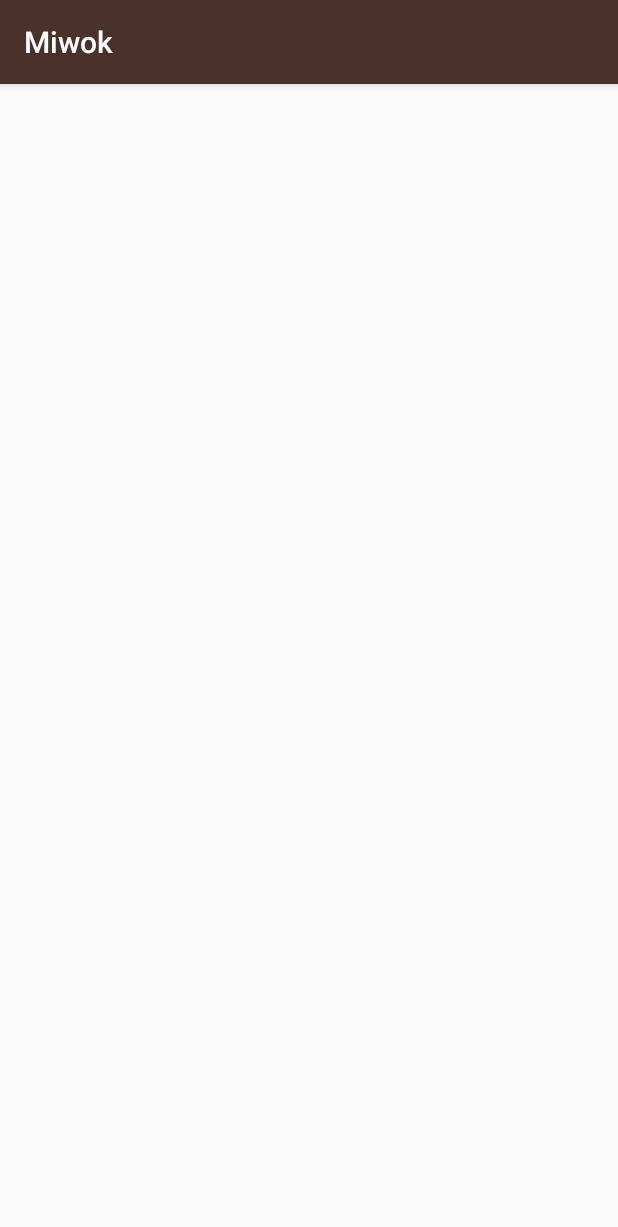
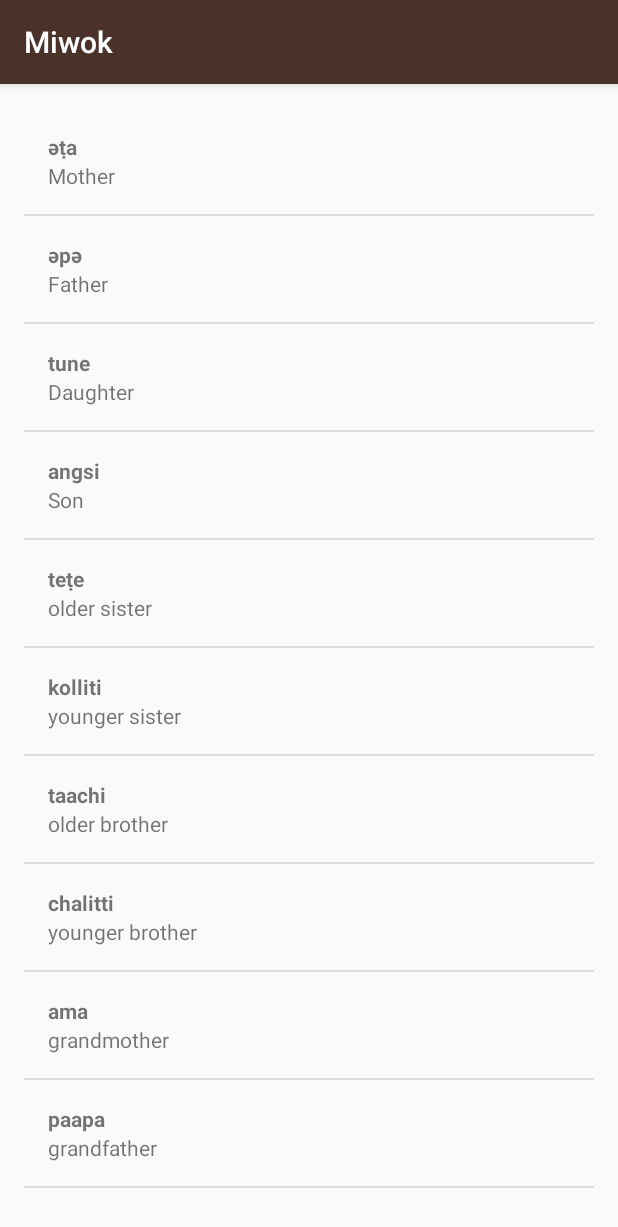
Before and after one commit to NoaBar/Miwok, an Android app: the FamilyActivity screen opened directly, with no data from a screen before it, on a phone screen of 412 x 824 dp. Shown: the top 1227 px of the screen. Run offline under Robolectric (Android 15) with nearby library versions, the phone set to English and light mode, and no system bars.

Commit message:
adding vocabulary arrays for ColorsActivity.java, FamilyActivity.java
and
PhrasesActivity.java

```diff
--- a/app/src/main/java/com/example/android/miwok/FamilyActivity.java
+++ b/app/src/main/java/com/example/android/miwok/FamilyActivity.java
@@ -2,12 +2,48 @@ package com.example.android.miwok;
 
 import android.support.v7.app.AppCompatActivity;
 import android.os.Bundle;
+import android.widget.ListView;
+
+import java.util.ArrayList;
 
 public class FamilyActivity extends AppCompatActivity {
 
     @Override
     protected void onCreate(Bundle savedInstanceState) {
         super.onCreate(savedInstanceState);
-        setContentView(R.layout.activity_family);
+        setContentView(R.layout.word_list);
+
+        //Create an array of words
+        ArrayList<Word> words = new ArrayList<Word>();
+        words.add(new Word("Mother", "әṭa"));
+        words.add(new Word("Father", "әpә"));
+        words.add(new Word("Daughter", "tune"));
+        words.add(new Word("Son", "angsi"));
+        words.add(new Word("older sister", "teṭe"));
+        words.add(new Word("younger sister", "kolliti"));
+        words.add(new Word("older brother", "taachi"));
+        words.add(new Word("younger brother", "chalitti"));
+        words.add(new Word("grandmother", "ama"));
+        words.add(new Word("grandfather", "paapa"));
+
+
+        // Create an {@link ArrayAdapter}, whose data source is a list of Strings. The
+        // adapter knows how to create layouts for each item in the list, using the
+        // simple_list_item_1.xml layout resource defined in the Android framework.
+        // This list item layout contains a single {@link TextView}, which the adapter will set to
+        // display a single word.
+        WordAdapter adapter = new WordAdapter(this, words);
+
+        // Find the {@link ListView} object in the view hierarchy of the {@link Activity}.
+        // There should be a {@link ListView} with the view ID called list, which is declared in the
+        // word_list.xml file.
+        ListView listView = (ListView) findViewById(R.id.list);
+
+        // Make the {@link ListView} use the {@link ArrayAdapter} we created above, so that the
+        // {@link ListView} will display list items for each word in the list of words.
+        // Do this by calling the setAdapter method on the {@link ListView} object and pass in
+        // 1 argument, which is the {@link ArrayAdapter} with the variable name itemsAdapter.
+        listView.setAdapter(adapter);
     }
+
 }
--- a/app/src/main/res/layout/word_list.xml
+++ b/app/src/main/res/layout/word_list.xml
@@ -9,5 +9,5 @@
     android:paddingLeft="@dimen/activity_horizontal_margin"
     android:paddingRight="@dimen/activity_horizontal_margin"
     android:paddingTop="@dimen/activity_vertical_margin"
-    tools:context="com.example.android.miwok.NumbersActivity">
+    >
 </ListView>
```
Also changed, not shown: app/src/main/java/com/example/android/miwok/ColorsActivity.java (+33 -1 lines), app/src/main/java/com/example/android/miwok/PhrasesActivity.java (+36 -1 lines).
